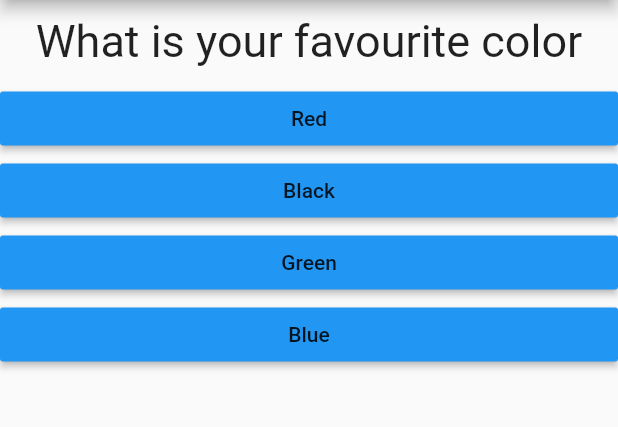
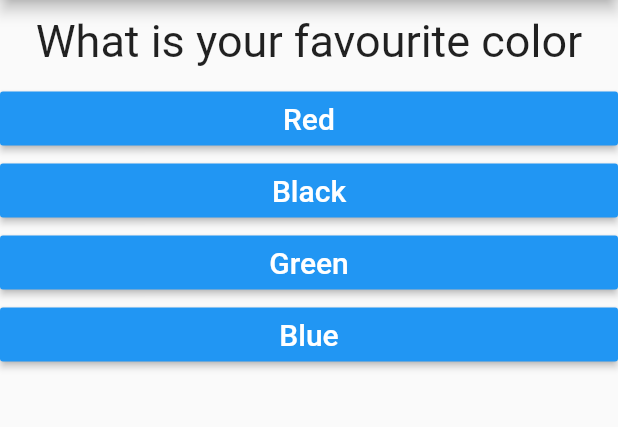
Before and after one commit to Thusatharan/quizapp, a Flutter app: the screen it shows after launch, on a phone screen of 412 x 824 dp, the part 84-511 px from its top. Run offline on Flutter 3.47's test engine with Material 2 defaults, Android fonts, the phone set to English and light mode, and no system bars.

```diff
--- a/lib/answer.dart
+++ b/lib/answer.dart
@@ -13,7 +13,8 @@ class Answer extends StatelessWidget {
       width: double.infinity,
       child: RaisedButton(
         color: Colors.blue,
-        child: Text(answerText),
+        textColor: Colors.white,
+        child: Text(answerText, style: TextStyle(fontSize:20),),
         onPressed: myHandler,
       ),
     );
--- a/lib/main.dart
+++ b/lib/main.dart
@@ -1,6 +1,7 @@
 import 'package:flutter/material.dart';
-import './quetion.dart';
-import './answer.dart';
+
+import 'quizpart.dart';
+import 'resultpart.dart';
 
 void main() {
   runApp(MyApp());
@@ -14,9 +15,49 @@ class MyApp extends StatefulWidget {
 }
 
 class _MyAppState extends State<MyApp> {
+  final _quetions = const [
+    {
+      'quetionText': 'What is your favourite color',
+      'answerText': [
+        {'choice': 'Red', 'score': 1},
+        {'choice': 'Black', 'score': 2},
+        {'choice': 'Green', 'score': 3},
+        {'choice': 'Blue', 'score': 4}
+      ],
+    },
+    {
+      'quetionText': 'What is your pet animal',
+      'answerText': [
+        {'choice': 'Dog', 'score': 4},
+        {'choice': 'Cat', 'score': 1},
+        {'choice': 'Parrot', 'score': 2},
+        {'choice': 'Love Birds', 'score': 3}
+      ],
+    },
+    {
+      'quetionText': 'What is your hobby',
+      'answerText': [
+        {'choice': 'Reading Books', 'score': 4},
+        {'choice': 'Gaming', 'score': 3},
+        {'choice': 'Gardening', 'score': 1},
+        {'choice': 'Cricket', 'score': 2}
+      ],
+    },
+  ];
+
   var _questionIndex = 0;
+  var _totalScore = 0;
 
-  void _answerQuetion() {
+  void restart() {
+    setState(() {
+      _questionIndex = 0;
+      _totalScore = 0;
+    });
+  }
+
+  void _answerQuetion(int score) {
+    _totalScore += score;
+
     setState(() {
       _questionIndex = _questionIndex + 1;
     });
@@ -25,38 +66,18 @@ class _MyAppState extends State<MyApp> {
 
   @override
   build(BuildContext context) {
-    const quetions = [
-      {
-        'quetionText': 'What is your favourite color',
-        'answerText': ['Red', 'Black', 'Green', 'Blue'],
-      },
-      {
-        'quetionText': 'What is your pet animal',
-        'answerText': ['Dog', 'Cat', 'Parrot', 'Love Birds'],
-      },
-      {
-        'quetionText': 'What is your hobby',
-        'answerText': ['Reading Books', 'Gaming', 'Gardening', 'Cricket'],
-      },
-    ];
     return MaterialApp(
       home: Scaffold(
         appBar: AppBar(
           title: Text('Quiz Application'),
         ),
-        body: Column(
-          children: [
-            Quetion(
-              quetions[_questionIndex]['quetionText'],
-            ),
-            ...(quetions[_questionIndex]['answerText'] as List<String>)
-          //Three dots will take objects from the list and add to the parent list as individual object
-                .map((answer) {
-              return Answer(_answerQuetion, answer);
-            }).toList()
-            //as List<String> says that There is a list in the key
-          ],
-        ),
+        body: _questionIndex < _quetions.length //This is if condition
+            ? Quiz(
+                answerQuetion: _answerQuetion,
+                questions: _quetions,
+                quetionIndex: _questionIndex,
+              )
+            : Result(_totalScore, restart),
       ),
     );
   }
--- /dev/null
+++ b/lib/quizpart.dart
@@ -0,0 +1,32 @@
+import 'package:flutter/material.dart';
+
+import './quetion.dart';
+import './answer.dart';
+
+class Quiz extends StatelessWidget {
+  final List<Map<String, Object>> questions;
+  final int quetionIndex;
+  final Function answerQuetion;
+
+  Quiz(
+      {@required this.questions,
+      @required this.answerQuetion,
+      @required this.quetionIndex});
+
+  @override
+  Widget build(BuildContext context) {
+    return Column(
+      children: [
+        Quetion(
+          questions[quetionIndex]['quetionText'],
+        ),
+        ...(questions[quetionIndex]['answerText'] as List<Map<String, Object>>)
+            //Three dots will take objects from the list and add to the parent list as individual object
+            .map((answer) {
+          return Answer(() => answerQuetion(answer['score']), answer['choice']);
+        }).toList()
+        //as List<String> says that There is a list in the key
+      ],
+    );
+  }
+}
```
Also changed, not shown: lib/resultpart.dart (added, +39 -0 lines).
